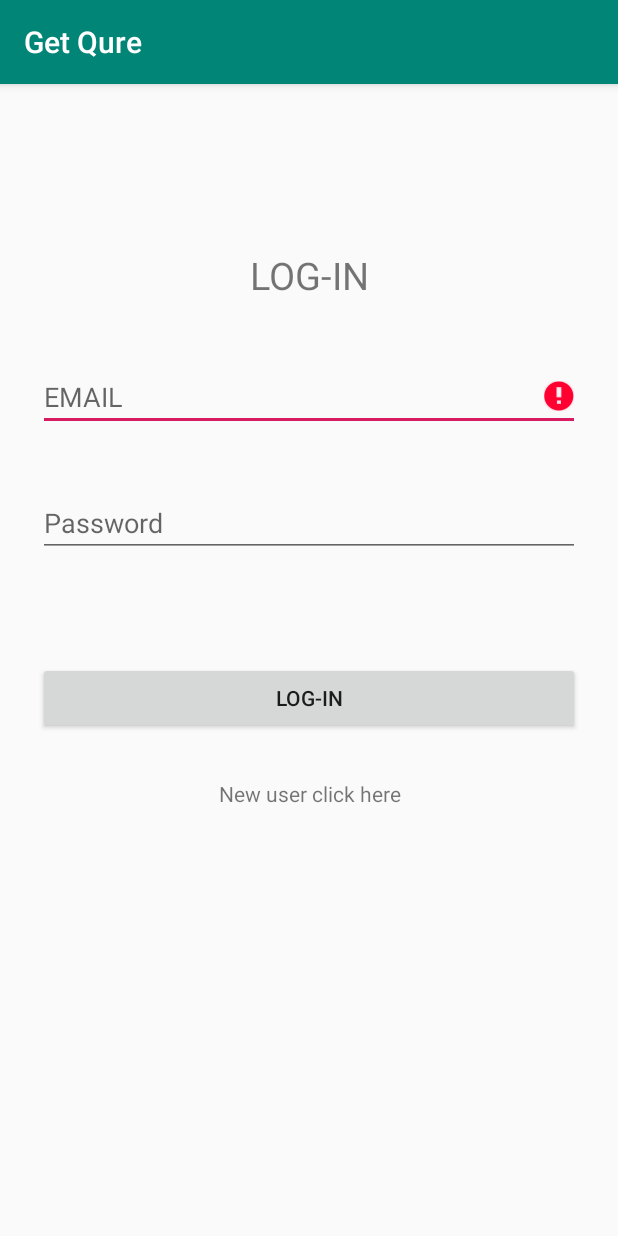
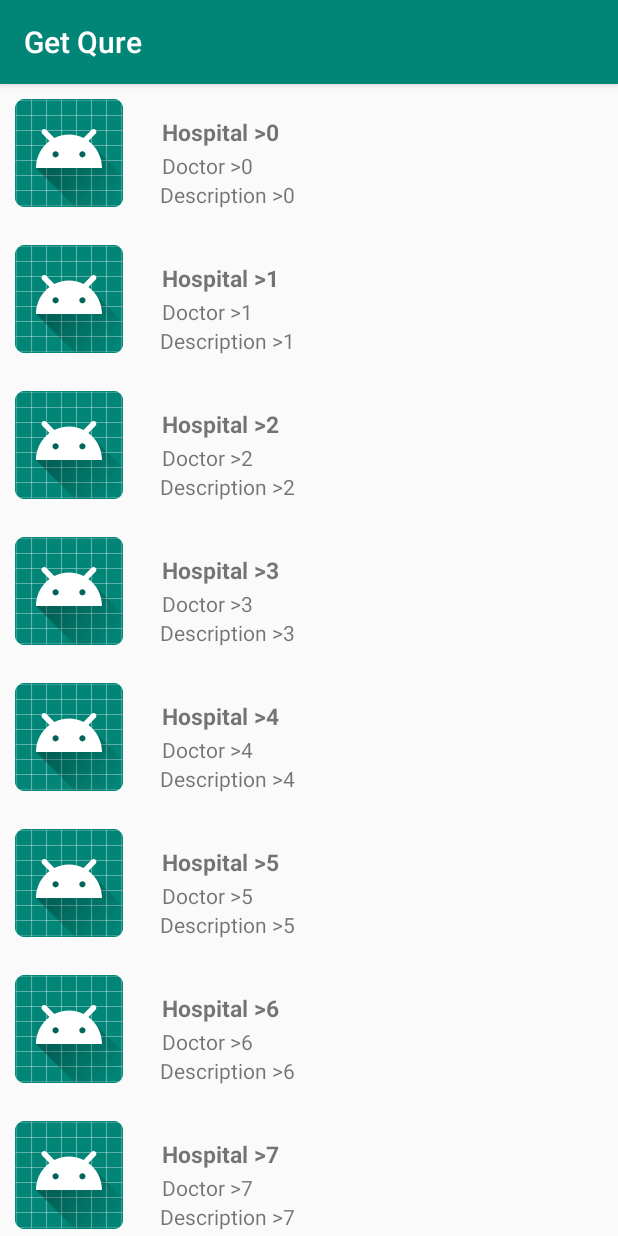
Before and after one commit to Saranpandiyan963/GetQure, an Android app: the screen it shows after launch (LoginActivity before the commit, MainUser after it), after a tap on "New user click here", on a phone screen of 412 x 824 dp. Run offline under Robolectric (Android 15) with nearby library versions, the phone set to English and light mode, and no system bars; our stand-ins replace Firebase (no records; nobody signed in at launch, a user with empty details on screens opened directly); 1 other tap on this screen came first.

Commit message:
some changes had make please check it up....!

```diff
--- a/app/build.gradle
+++ b/app/build.gradle
@@ -25,11 +25,11 @@ dependencies {
     implementation 'androidx.appcompat:appcompat:1.1.0'
     implementation 'androidx.constraintlayout:constraintlayout:1.1.3'
     implementation 'com.google.firebase:firebase-auth:19.3.0'
-    testImplementation 'junit:junit:4.12'
+    testImplementation 'junit:junit:4.13'
     implementation group: 'com.android.volley', name: 'volley', version: '1.1.1'
     implementation group: 'com.google.code.gson', name: 'gson', version: '2.8.6'
     androidTestImplementation 'androidx.test.ext:junit:1.1.1'
     androidTestImplementation 'androidx.test.espresso:espresso-core:3.2.0'
     implementation 'androidx.recyclerview:recyclerview:1.1.0'
-    implementation "androidx.cardview:cardview:1.0.0"
+
 }
--- /dev/null
+++ b/app/src/main/java/app/saran/getqure/HospitalDetailAdapter.java
@@ -0,0 +1,87 @@
+package app.saran.getqure;
+
+import android.content.Context;
+import android.view.LayoutInflater;
+import android.view.View;
+import android.view.ViewGroup;
+import android.widget.TextView;
+
+import java.util.List;
+
+import androidx.annotation.NonNull;
+import androidx.recyclerview.widget.RecyclerView;
+
+public class HospitalDetailAdapter extends RecyclerView.Adapter<HospitalDetailAdapter.ViewHolder> {
+
+    private List mHospital;
+    public OnNoteClickListener monNoteClickListener;
+
+    public HospitalDetailAdapter(List hospital,OnNoteClickListener monNoteClickListener) {
+        mHospital = hospital;
+        this.monNoteClickListener = monNoteClickListener;
+    }
+
+    @NonNull
+    @Override
+    public ViewHolder onCreateViewHolder(@NonNull ViewGroup parent, int viewType) {
+        Context context = parent.getContext();
+        LayoutInflater inflater = LayoutInflater.from(context);
+        View HospitalView = inflater.inflate(R.layout.hospital_items,parent,false);
+        ViewHolder viewHolder = new ViewHolder(HospitalView,monNoteClickListener);
+        return viewHolder;
+    }
+
+    @Override
+    public void onBindViewHolder(@NonNull ViewHolder holder, int position) {
+
+        HospitalDetails hospitalDt = (HospitalDetails) mHospital.get(position);
+
+        TextView HNameView = holder.hName;
+        HNameView.setText(hospitalDt.getHospital_Name());
+        TextView DNameView = holder.dName;
+        DNameView.setText(hospitalDt.getDoctor_Name());
+        TextView DescView = holder.descr;
+        DescView.setText(hospitalDt.getDescription());
+
+
+
+    }
+
+    @Override
+    public int getItemCount() {
+        return mHospital.size();
+    }
+
+    public class ViewHolder extends RecyclerView.ViewHolder implements View.OnClickListener {
+
+        private TextView hName,dName,descr;
+        public OnNoteClickListener onNoteClickListener;
+
+
+        public ViewHolder(@NonNull View itemView, final OnNoteClickListener onNoteClickListener) {
+            super(itemView);
+
+            hName = (TextView) itemView.findViewById(R.id.hospitalName);
+            dName = (TextView) itemView.findViewById(R.id.doctorName);
+            descr = (TextView) itemView.findViewById(R.id.description);
+            this.onNoteClickListener = onNoteClickListener;
+
+            itemView.setOnClickListener(new View.OnClickListener() {
+                @Override
+                public void onClick(View v) {
+                    onNoteClickListener.onNoteClick(getAdapterPosition());
+                }
+            });
+        }
+
+        @Override
+        public void onClick(View v) {
+
+        }
+    }
+
+
+    public interface OnNoteClickListener{
+        void onNoteClick(int position);
+    }
+}
--- /dev/null
+++ b/app/src/main/java/app/saran/getqure/HospitalDetails.java
@@ -0,0 +1,75 @@
+package app.saran.getqure;
+
+import android.os.Parcel;
+import android.os.Parcelable;
+
+import java.util.ArrayList;
+
+public class HospitalDetails implements Parcelable {
+
+    String hospital_Name;
+    String doctor_Name;
+    String description;
+    int image ;
+
+    public HospitalDetails(String hospital_Name, String doctor_Name, String description) {
+        this.hospital_Name = hospital_Name;
+        this.doctor_Name = doctor_Name;
+        this.description = description;
+    }
+
+    protected HospitalDetails(Parcel in) {
+        hospital_Name = in.readString();
+        doctor_Name = in.readString();
+        description = in.readString();
+        image = in.readInt();
+    }
+
+    public static final Creator<HospitalDetails> CREATOR = new Creator<HospitalDetails>() {
+        @Override
+        public HospitalDetails createFromParcel(Parcel in) {
+            return new HospitalDetails(in);
+        }
+
+        @Override
+        public HospitalDetails[] newArray(int size) {
+            return new HospitalDetails[size];
+        }
+    };
+
+    public String getHospital_Name() {
+        return hospital_Name;
+    }
+
+    public String getDoctor_Name() {
+        return doctor_Name;
+    }
+
+    public String getDescription() {
+        return description;
+    }
+
+    public static ArrayList<HospitalDetails> createHospitalDetail(int numOfHospital){
+        ArrayList<HospitalDetails> hospital = new ArrayList<HospitalDetails>();
+
+        for(int i = 0;i<12;i++)
+        {
+            hospital.add(new HospitalDetails("Hospital >" + i,"Doctor >" + i,"Description >" + i));
+        }
+
+        return hospital;
+    }
+
+    @Override
+    public int describeContents() {
+        return 0;
+    }
+
+    @Override
+    public void writeToParcel(Parcel dest, int flags) {
+        dest.writeString(hospital_Name);
+        dest.writeString(doctor_Name);
+        dest.writeString(description);
+        dest.writeInt(image);
+    }
+}
--- a/app/src/main/java/app/saran/getqure/LoginActivity.java
+++ b/app/src/main/java/app/saran/getqure/LoginActivity.java
@@ -1,22 +1,20 @@
 package app.saran.getqure;
-
-import androidx.annotation.NonNull;
-import androidx.appcompat.app.AppCompatActivity;
 
 import android.content.Intent;
 import android.os.Bundle;
 import android.text.TextUtils;
-import android.util.Log;
 import android.view.View;
 import android.widget.Button;
 import android.widget.EditText;
 import android.widget.TextView;
-import android.widget.Toast;
 
 import com.google.android.gms.tasks.OnCompleteListener;
 import com.google.android.gms.tasks.Task;
 import com.google.firebase.auth.AuthResult;
 import com.google.firebase.auth.FirebaseAuth;
+
+import androidx.annotation.NonNull;
+import androidx.appcompat.app.AppCompatActivity;
 
 public class LoginActivity extends AppCompatActivity {
 
@@ -46,7 +44,7 @@ public class LoginActivity extends AppCompatActivity {
         alrdy.setOnClickListener(new View.OnClickListener() {
             @Override
             public void onClick(View view) {
-                startActivity(new Intent(getApplicationContext(),MainActivity.class));
+                startActivity(new Intent(getApplicationContext(),MainUser.class));
             }
         });
 
@@ -80,8 +78,9 @@ public class LoginActivity extends AppCompatActivity {
                     public void onComplete(@NonNull Task<AuthResult> task) {
 
                         if (task.isSuccessful()){
-                            startActivity(new Intent(getApplicationContext(),MainActivity.class) );
                             finish();
+                            startActivity(new Intent(getApplicationContext(),MainUser.class) );
+
                         }
                         else{
                             startActivity(new Intent(getApplicationContext(),RegisterActivity.class));
--- /dev/null
+++ b/app/src/main/java/app/saran/getqure/MainUser.java
@@ -0,0 +1,37 @@
+package app.saran.getqure;
+
+import android.content.Intent;
+import android.os.Bundle;
+
+import java.util.ArrayList;
+
+import androidx.appcompat.app.AppCompatActivity;
+import androidx.recyclerview.widget.LinearLayoutManager;
+import androidx.recyclerview.widget.RecyclerView;
+
+public class MainUser extends AppCompatActivity implements HospitalDetailAdapter.OnNoteClickListener {
+
+    private static final String TAG = "testcase";
+    ArrayList<HospitalDetails> Hospitals;
+
+    @Override
+    protected void onCreate(Bundle savedInstanceState) {
+        super.onCreate(savedInstanceState);
+        setContentView(R.layout.activity_main_user);
+
+        RecyclerView rvHospital = (RecyclerView)findViewById(R.id.Recyle);
+
+        Hospitals =HospitalDetails.createHospitalDetail(15);
+        HospitalDetailAdapter hdAdapter = new HospitalDetailAdapter(Hospitals,this);
+        rvHospital.setAdapter(hdAdapter);
+        rvHospital.setLayoutManager(new LinearLayoutManager(this));
+    }
+
+    @Override
+    public void onNoteClick(int position) {
+        Intent intent = new Intent(this,ApointmentActivity.class);
+        intent.putExtra("Hospital & Doctor",Hospitals.get(position));
+        startActivity(intent);
+
+    }
+}
--- /dev/null
+++ b/app/src/main/res/layout/activity_main_user.xml
@@ -0,0 +1,18 @@
+<?xml version="1.0" encoding="utf-8"?>
+<androidx.constraintlayout.widget.ConstraintLayout xmlns:android="http://schemas.android.com/apk/res/android"
+    xmlns:app="http://schemas.android.com/apk/res-auto"
+    xmlns:tools="http://schemas.android.com/tools"
+    android:layout_width="match_parent"
+    android:layout_height="match_parent"
+    tools:context=".MainUser">
+
+
+    <androidx.recyclerview.widget.RecyclerView
+        android:id="@+id/Recyle"
+        android:layout_width="match_parent"
+        android:layout_height="match_parent"
+        app:layout_constraintBottom_toBottomOf="parent"
+        app:layout_constraintEnd_toEndOf="parent"
+        app:layout_constraintStart_toStartOf="parent"
+        app:layout_constraintTop_toTopOf="parent" />
+</androidx.constraintlayout.widget.ConstraintLayout>
--- /dev/null
+++ b/app/src/main/res/layout/hospital_items.xml
@@ -0,0 +1,65 @@
+<?xml version="1.0" encoding="utf-8"?>
+<LinearLayout xmlns:android="http://schemas.android.com/apk/res/android"
+    xmlns:app="http://schemas.android.com/apk/res-auto"
+    xmlns:tools="http://schemas.android.com/tools"
+    android:orientation="horizontal" android:layout_width="match_parent"
+    android:layout_height="wrap_content">
+
+    <androidx.constraintlayout.widget.ConstraintLayout
+        android:layout_width="match_parent"
+        android:layout_height="wrap_content"
+        android:paddingBottom="5sp"
+        android:id="@+id/item">
+
+        <ImageView
+            android:id="@+id/imageView2"
+            android:layout_width="wrap_content"
+            android:layout_height="wrap_content"
+            android:padding="10sp"
+            app:layout_constraintBottom_toBottomOf="parent"
+            app:layout_constraintStart_toStartOf="parent"
+            app:layout_constraintTop_toTopOf="parent"
+            app:layout_constraintVertical_bias="0.444"
+            app:srcCompat="@mipmap/ic_launcher" />
+
+        <TextView
+            android:id="@+id/hospitalName"
+            android:layout_width="wrap_content"
+            android:layout_height="wrap_content"
+            android:layout_marginStart="16dp"
+            android:layout_marginLeft="16dp"
+            android:text="Name of Hospital"
+            android:textSize="15sp"
+            android:textStyle="bold"
+            app:layout_constraintBottom_toBottomOf="parent"
+            app:layout_constraintStart_toEndOf="@+id/imageView2"
+            app:layout_constraintTop_toTopOf="parent"
+            app:layout_constraintVertical_bias="0.301" />
+
+        <TextView
+            android:id="@+id/doctorName"
+            android:layout_width="wrap_content"
+            android:layout_height="wrap_content"
+            android:layout_marginStart="16dp"
+            android:layout_marginLeft="16dp"
+            android:text="Dr.Android"
+            app:layout_constraintBottom_toBottomOf="parent"
+            app:layout_constraintEnd_toEndOf="parent"
+            app:layout_constraintHorizontal_bias="0.0"
+            app:layout_constraintStart_toEndOf="@+id/imageView2"
+            app:layout_constraintTop_toBottomOf="@+id/hospitalName"
+            app:layout_constraintVertical_bias="0.058" />
+
+        <TextView
+            android:id="@+id/description"
+            android:layout_width="wrap_content"
+            android:layout_height="wrap_content"
+            android:text="Description"
+            app:layout_constraintBottom_toBottomOf="parent"
+            app:layout_constraintEnd_toEndOf="parent"
+            app:layout_constraintHorizontal_bias="0.065"
+            app:layout_constraintStart_toEndOf="@+id/imageView2"
+            app:layout_constraintTop_toBottomOf="@+id/doctorName"
+            app:layout_constraintVertical_bias="0.0" />
+    </androidx.constraintlayout.widget.ConstraintLayout>
+</LinearLayout>
```
Also changed, not shown: app/src/main/AndroidManifest.xml (+3 -8 lines), app/src/main/java/app/saran/getqure/ApointmentActivity.java (+15 -5 lines), app/src/main/java/app/saran/getqure/Patient.java (+7 -7 lines), app/src/main/java/app/saran/getqure/RegisterActivity.java (+8 -7 lines), app/src/main/java/app/saran/getqure/user.java (deleted, +0 -41 lines).
